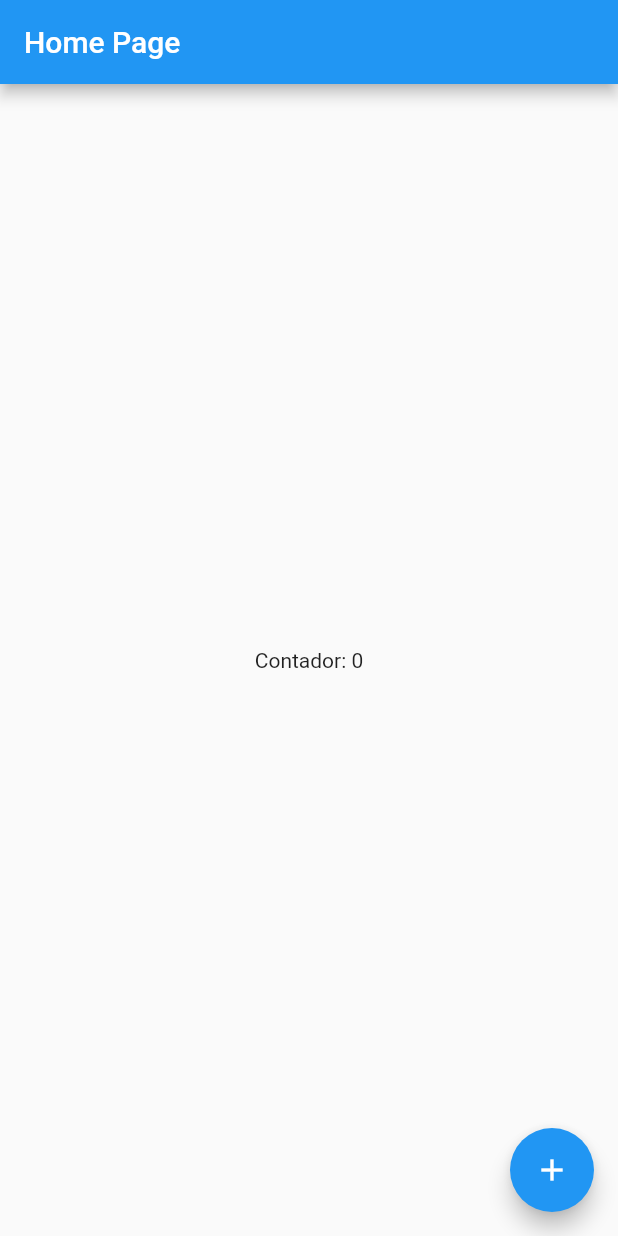
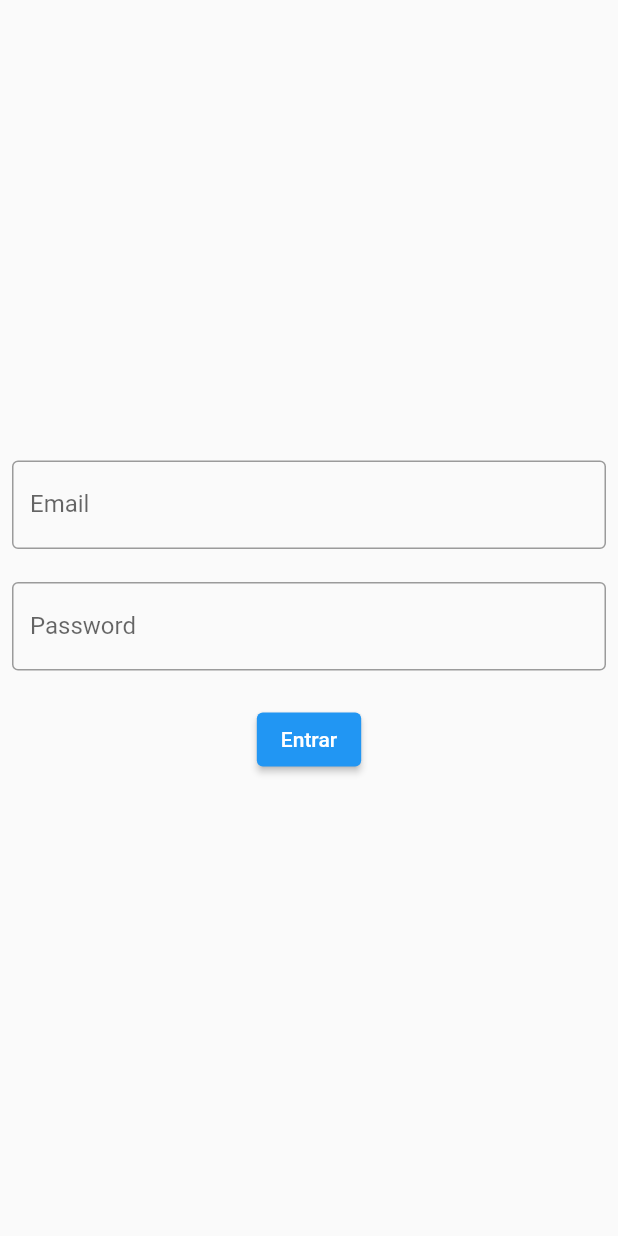
Before and after one commit to felipecarvalho180/Curso-de-Flutter, a Flutter app: the screen it shows after launch, on a phone screen of 412 x 824 dp. Run offline on Flutter 3.47's test engine with Material 2 defaults, Android fonts, the phone set to English and light mode, and no system bars.

Commit message:
Finalizada aula 19

```diff
--- /dev/null
+++ b/lib/app_controller.dart
@@ -0,0 +1,11 @@
+import 'package:flutter/cupertino.dart';
+
+class AppController extends ChangeNotifier {
+  static AppController instance = AppController();
+  bool isDarkTheme = false;
+
+  changeTheme() {
+    isDarkTheme = !isDarkTheme;
+    notifyListeners();
+  }
+}
--- a/lib/app_widget.dart
+++ b/lib/app_widget.dart
@@ -1,13 +1,31 @@
 import 'package:flutter/material.dart';
-
-import 'home_page.dart';
+import 'package:hello_world/app_controller.dart';
+import 'package:hello_world/home_page.dart';
+import 'package:hello_world/login_page.dart';
 
 class AppWidget extends StatelessWidget {
   @override
   Widget build(BuildContext context) {
-    return MaterialApp(
-      theme: ThemeData.light(),
-      home: HomePage(),
+    return AnimatedBuilder(
+      animation: AppController.instance,
+      builder: (context, child) {
+        return MaterialApp(
+          theme: ThemeData(
+            primaryColor: Colors.deepOrangeAccent.shade200,
+            brightness: AppController.instance.isDarkTheme
+                ? Brightness.dark
+                : Brightness.light,
+            floatingActionButtonTheme: FloatingActionButtonThemeData(
+              backgroundColor: Colors.deepOrangeAccent.shade200,
+            ),
+          ),
+          initialRoute: '/',
+          routes: {
+            '/': (context) => LoginPage(),
+            '/home': (context) => HomePage()
+          },
+        );
+      },
     );
   }
 }
--- /dev/null
+++ b/lib/login_page.dart
@@ -0,0 +1,70 @@
+import 'package:flutter/material.dart';
+import 'package:hello_world/home_page.dart';
+
+class LoginPage extends StatefulWidget {
+  @override
+  _LoginPageState createState() => _LoginPageState();
+}
+
+class _LoginPageState extends State<LoginPage> {
+  String email = '';
+  String password = '';
+
+  @override
+  Widget build(BuildContext context) {
+    return Scaffold(
+      body: SingleChildScrollView(
+        child: SizedBox(
+          width: MediaQuery.of(context).size.width,
+          height: MediaQuery.of(context).size.height,
+          child: Padding(
+            padding: const EdgeInsets.all(8.0),
+            child: Column(
+              mainAxisAlignment: MainAxisAlignment.center,
+              children: [
+                TextField(
+                  onChanged: (value) {
+                    email = value;
+                  },
+                  keyboardType: TextInputType.emailAddress,
+                  decoration: InputDecoration(
+                    labelText: 'Email',
+                    border: OutlineInputBorder(),
+                  ),
+                ),
+                Padding(
+                  padding: const EdgeInsets.only(top: 22, bottom: 22),
+                  child: TextField(
+                    onChanged: (value) {
+                      password = value;
+                    },
+                    obscureText: true,
+                    decoration: InputDecoration(
+                      labelText: 'Password',
+                      border: OutlineInputBorder(),
+                    ),
+                  ),
+                ),
+                ElevatedButton(
+                  onPressed: () {
+                    if (email == 'felipe@teste.com' && password == '123') {
+                      //  Navigator.of(context).push ou  Navigator.of(context).pushNamed da a opção de goBack()
+                      // EXEMPLO ABAIXO É A NAVEGAÇÃO PARA TELA NÃO ESPECIFICADA NO ROUTES DO MAIN.
+                      // Navigator.of(context).pushReplacement(
+                      //   MaterialPageRoute(builder: (context) => HomePage()),
+                      // )
+                      Navigator.of(context).pushReplacementNamed('/home');
+                    } else {
+                      print('login invalido.');
+                    }
+                  },
+                  child: Text('Entrar'),
+                )
+              ],
+            ),
+          ),
+        ),
+      ),
+    );
+  }
+}
```
Also changed, not shown: lib/home_page.dart (+47 -2 lines).
